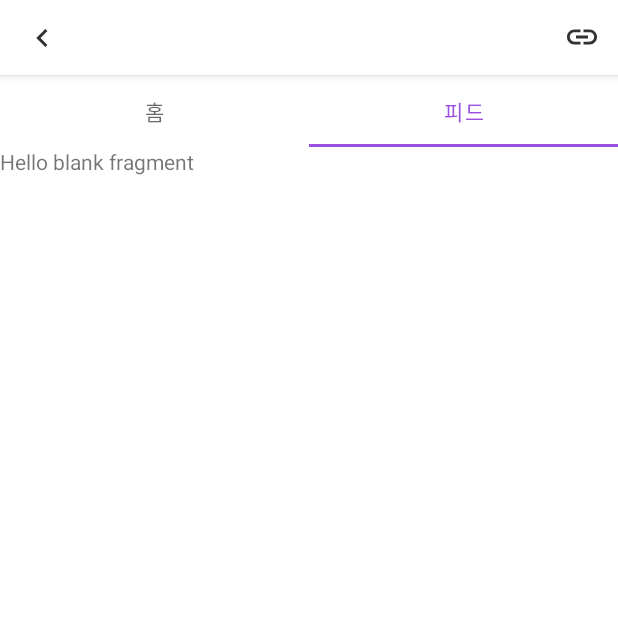
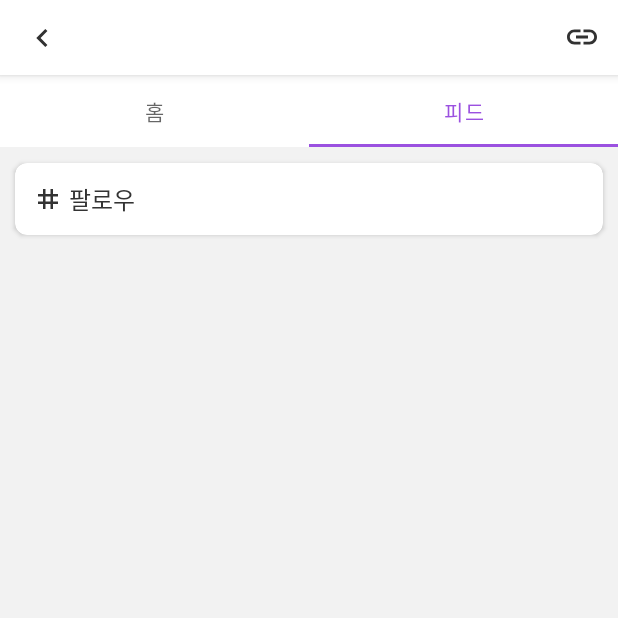
Before and after one commit to wafflestudio/snuboard-android, an Android app: the DepartmentHomeFragment screen opened directly, with no data from a screen before it, tab 2 chosen, on a phone screen of 412 x 824 dp, the top half of it. Run offline under Robolectric (Android 15) with nearby library versions, the phone set to English and light mode, and no system bars; our stand-ins replace Dagger/Hilt's generated code, RxJava, Timber, data binding; network calls fail; Roboto replaces fonts that are not available here; 1 statement that could not run was skipped.

Commit message:
Add header of follow card in FragmentDepartmentFeed.

```diff
--- a/app/src/main/res/layout/fragment_department_feed.xml
+++ b/app/src/main/res/layout/fragment_department_feed.xml
@@ -1,18 +1,90 @@
 <?xml version="1.0" encoding="utf-8"?>
 <layout xmlns:android="http://schemas.android.com/apk/res/android"
-    xmlns:tools="http://schemas.android.com/tools">
+    xmlns:tools="http://schemas.android.com/tools"
+    xmlns:app="http://schemas.android.com/apk/res-auto">
 
     <data />
 
-    <FrameLayout
+    <androidx.constraintlayout.widget.ConstraintLayout
         android:layout_width="match_parent"
         android:layout_height="match_parent"
+        android:background="@color/background"
         tools:context=".presentation.department.DepartmentFeedFragment">
 
-        <TextView
+        <ScrollView
             android:layout_width="match_parent"
             android:layout_height="match_parent"
-            android:text="@string/hello_blank_fragment" />
+            android:background="@color/background"
+            app:layout_constraintBottom_toBottomOf="parent"
+            app:layout_constraintEnd_toEndOf="parent"
+            app:layout_constraintTop_toTopOf="parent"
+            app:layout_constraintStart_toStartOf="parent">
 
-    </FrameLayout>
+            <LinearLayout
+                android:layout_width="match_parent"
+                android:layout_height="wrap_content"
+                android:paddingTop="5dp"
+                android:paddingBottom="5dp">
+
+                <androidx.cardview.widget.CardView
+                    android:id="@+id/tags_card"
+                    android:layout_width="match_parent"
+                    android:layout_height="wrap_content"
+                    android:layout_marginStart="10dp"
+                    android:layout_marginTop="5dp"
+                    android:layout_marginEnd="10dp"
+                    android:layout_marginBottom="5dp"
+                    android:background="@color/white"
+                    app:contentPadding="12dp"
+                    app:cardCornerRadius="8dp">
+
+                    <LinearLayout
+                        android:layout_width="match_parent"
+                        android:layout_height="wrap_content"
+                        android:orientation="vertical">
+
+                        <androidx.constraintlayout.widget.ConstraintLayout
+                            android:id="@+id/tags_header"
+                            android:layout_width="match_parent"
+                            android:layout_height="wrap_content">
+
+                            <ImageView
+                                android:id="@+id/tags_icon"
+                                android:layout_width="20dp"
+                                android:layout_height="20dp"
+                                android:layout_marginEnd="4dp"
+                                android:contentDescription="@string/image_fragment_dept_feed_tag"
+                                android:src="@drawable/ic_tag"
+                                app:layout_constraintBottom_toBottomOf="parent"
+                                app:layout_constraintEnd_toStartOf="@id/tags_name"
+                                app:layout_constraintHorizontal_bias="0"
+                                app:layout_constraintHorizontal_chainStyle="packed"
+                                app:layout_constraintStart_toStartOf="parent"
+                                app:layout_constraintTop_toTopOf="parent"
+                                app:tint="@color/gray1" />
+
+                            <TextView
+                                android:id="@+id/tags_name"
+                                style="@style/NotoSansBold"
+                                android:layout_width="wrap_content"
+                                android:layout_height="wrap_content"
+                                android:text="@string/text_view_fragement_dept_feed_follow"
+                                android:textColor="@color/gray1"
+                                android:textSize="16sp"
+                                app:layout_constraintBottom_toBottomOf="parent"
+                                app:layout_constraintEnd_toEndOf="parent"
+                                app:layout_constraintStart_toEndOf="@id/tags_icon"
+                                app:layout_constraintTop_toTopOf="parent" />
+
+
+                        </androidx.constraintlayout.widget.ConstraintLayout>
+
+                    </LinearLayout>
+
+                </androidx.cardview.widget.CardView>
+            </LinearLayout>
+        </ScrollView>
+
+
+    </androidx.constraintlayout.widget.ConstraintLayout>
 </layout>
--- a/app/src/main/res/values/strings.xml
+++ b/app/src/main/res/values/strings.xml
@@ -35,4 +35,6 @@
     <string name="tab_activity_dept_home">홈</string>
     <string name="tab_activity_dept_feed">피드</string>
     <string name="fragment_department_home_app_bar_link">링크</string>
+    <string name="image_fragment_dept_feed_tag">tag</string>
+    <string name="text_view_fragement_dept_feed_follow">팔로우</string>
 </resources>
```
